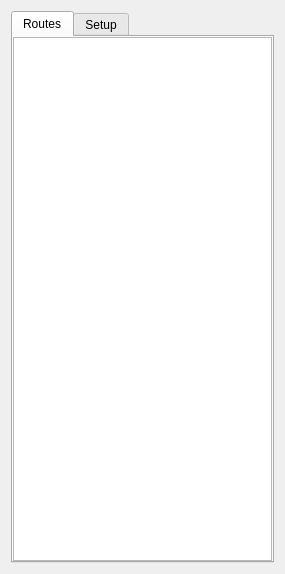
This is src/IRouteToolWidget.ui in ntruchsess/QLandkarteGT as Qt 5 draws it before an edit. The edited form follows.
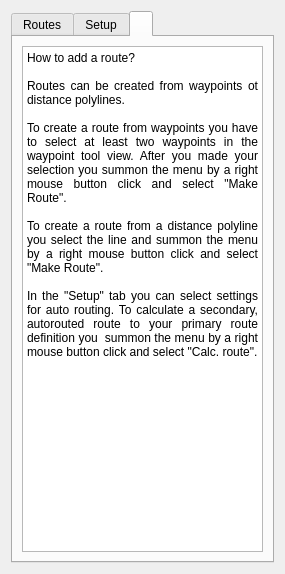
This is the edited form. The open tabs and pages were chosen to show the change.

Commit message: add more route features

Patch:
```diff
--- a/src/IRouteToolWidget.ui
+++ b/src/IRouteToolWidget.ui
@@ -71,6 +71,35 @@
        </item>
       </layout>
      </widget>
+     <widget class="QWidget" name="tab_3">
+      <attribute name="title">
+       <string/>
+      </attribute>
+      <layout class="QVBoxLayout" name="verticalLayout_4">
+       <item>
+        <widget class="QTextEdit" name="textEdit">
+         <property name="readOnly">
+          <bool>true</bool>
+         </property>
+         <property name="html">
+          <string>&lt;!DOCTYPE HTML PUBLIC &quot;-//W3C//DTD HTML 4.0//EN&quot; &quot;http://www.w3.org/TR/REC-html40/strict.dtd&quot;&gt;
+&lt;html&gt;&lt;head&gt;&lt;meta name=&quot;qrichtext&quot; content=&quot;1&quot; /&gt;&lt;style type=&quot;text/css&quot;&gt;
+p, li { white-space: pre-wrap; }
+&lt;/style&gt;&lt;/head&gt;&lt;body style=&quot; font-family:'Sans Serif'; font-size:9pt; font-weight:400; font-style:normal;&quot;&gt;
+&lt;p align=&quot;justify&quot; style=&quot; margin-top:0px; margin-bottom:0px; margin-left:0px; margin-right:0px; -qt-block-indent:0; text-indent:0px;&quot;&gt;How to add a route?&lt;/p&gt;
+&lt;p align=&quot;justify&quot; style=&quot;-qt-paragraph-type:empty; margin-top:0px; margin-bottom:0px; margin-left:0px; margin-right:0px; -qt-block-indent:0; text-indent:0px;&quot;&gt;&lt;/p&gt;
+&lt;p align=&quot;justify&quot; style=&quot; margin-top:0px; margin-bottom:0px; margin-left:0px; margin-right:0px; -qt-block-indent:0; text-indent:0px;&quot;&gt;Routes can be created from waypoints ot distance polylines. &lt;/p&gt;
+&lt;p align=&quot;justify&quot; style=&quot;-qt-paragraph-type:empty; margin-top:0px; margin-bottom:0px; margin-left:0px; margin-right:0px; -qt-block-indent:0; text-indent:0px;&quot;&gt;&lt;/p&gt;
+&lt;p align=&quot;justify&quot; style=&quot; margin-top:0px; margin-bottom:0px; margin-left:0px; margin-right:0px; -qt-block-indent:0; text-indent:0px;&quot;&gt;To create a route from waypoints you have to select at least two waypoints in the waypoint tool view. After you made your selection you summon the menu by a right mouse button click and select &amp;quot;Make Route&amp;quot;. &lt;/p&gt;
+&lt;p align=&quot;justify&quot; style=&quot;-qt-paragraph-type:empty; margin-top:0px; margin-bottom:0px; margin-left:0px; margin-right:0px; -qt-block-indent:0; text-indent:0px;&quot;&gt;&lt;/p&gt;
+&lt;p align=&quot;justify&quot; style=&quot; margin-top:0px; margin-bottom:0px; margin-left:0px; margin-right:0px; -qt-block-indent:0; text-indent:0px;&quot;&gt;To create a route from a distance polyline you select the line and summon the menu by a right mouse button click and select &amp;quot;Make Route&amp;quot;.&lt;/p&gt;
+&lt;p align=&quot;justify&quot; style=&quot;-qt-paragraph-type:empty; margin-top:0px; margin-bottom:0px; margin-left:0px; margin-right:0px; -qt-block-indent:0; text-indent:0px;&quot;&gt;&lt;/p&gt;
+&lt;p align=&quot;justify&quot; style=&quot; margin-top:0px; margin-bottom:0px; margin-left:0px; margin-right:0px; -qt-block-indent:0; text-indent:0px;&quot;&gt;In the &amp;quot;Setup&amp;quot; tab you can select settings for auto routing. To calculate a secondary, autorouted route to your primary route definition you  summon the menu by a right mouse button click and select &amp;quot;Calc. route&amp;quot;.&lt;/p&gt;&lt;/body&gt;&lt;/html&gt;</string>
+         </property>
+        </widget>
+       </item>
+      </layout>
+     </widget>
     </widget>
    </item>
   </layout>
```
Left out of the diff: 17 changed lines with no effect on the pictures. The commit also changes 2 other files.
